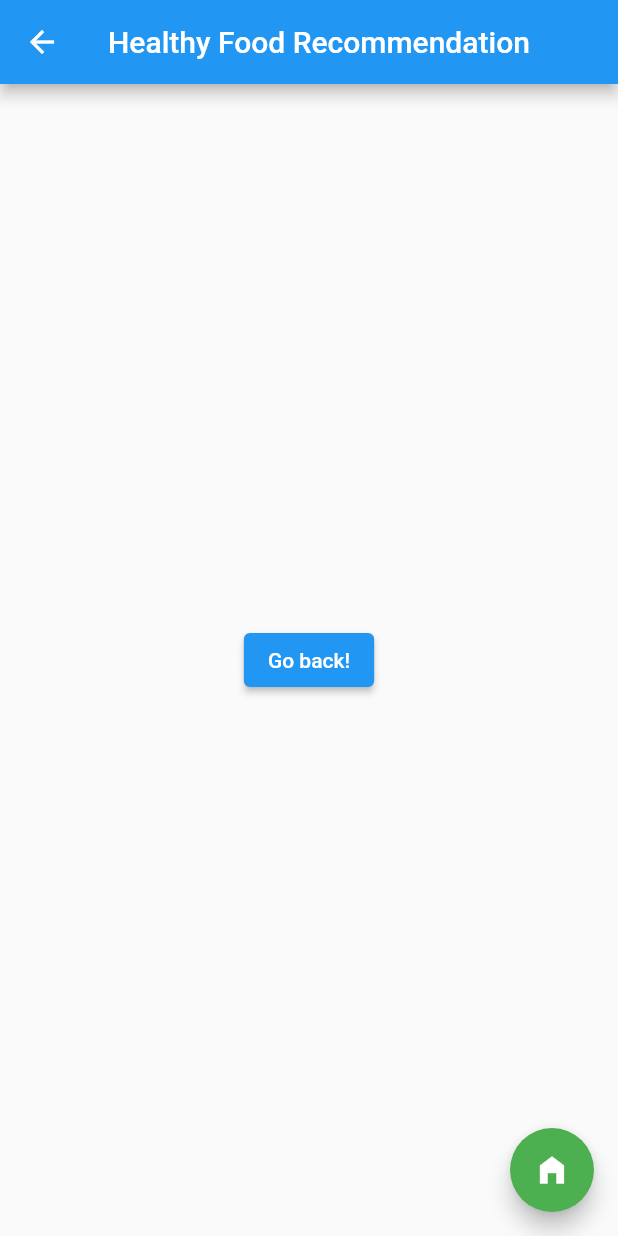
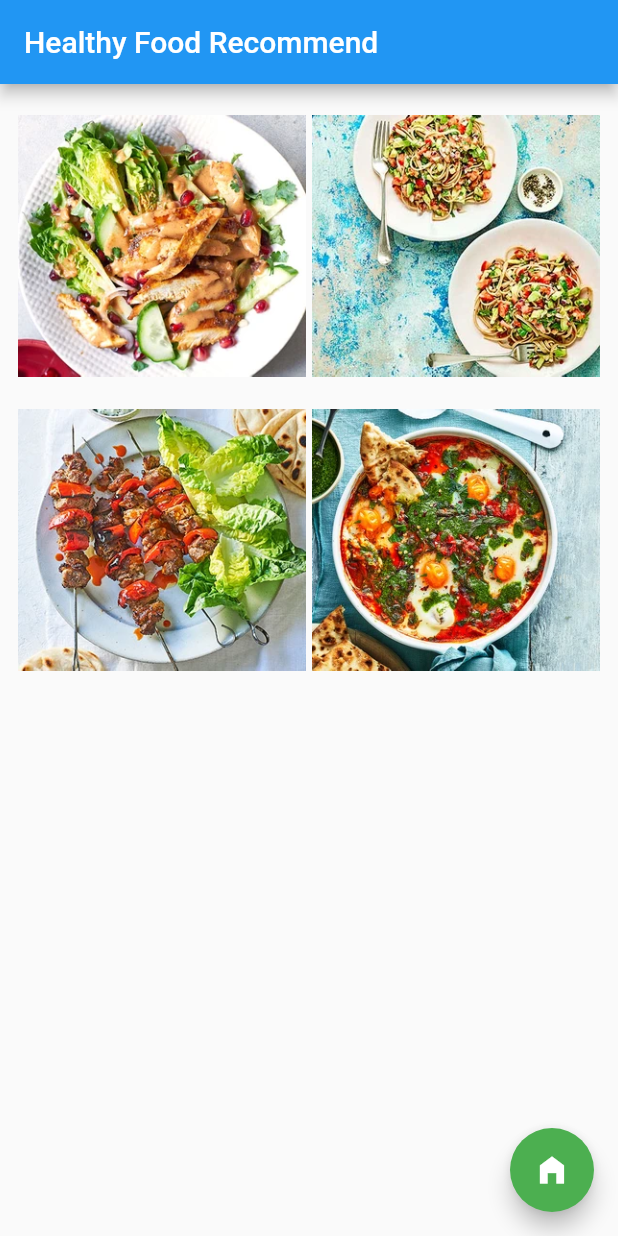
Before and after one commit to suprakittt/BMI_Calculator, a Flutter app: the screen it shows after launch, after a tap on the "flatware" icon, on a phone screen of 412 x 824 dp. Run offline on Flutter 3.47's test engine with Material 2 defaults, Android fonts, the phone set to English and light mode, and no system bars.

Commit message:
complete the main page

```diff
--- a/lib/main.dart
+++ b/lib/main.dart
@@ -109,7 +109,7 @@ class _MyHomePageState extends State<MyHomePage> {
           onPressed: () {
             Navigator.push(
               context,
-              MaterialPageRoute(builder: (context) => const SecondRoute()),
+              MaterialPageRoute(builder: (context) => SecondRoute()),
             );
           },
           child: Icon(Icons.flatware),
@@ -140,28 +140,42 @@ class _MyHomePageState extends State<MyHomePage> {
 }
 
 class SecondRoute extends StatelessWidget {
-  const SecondRoute({super.key});
+
+  List<String> images = [
+    "photo/1.jpg",
+    "photo/2.jpg",
+    "photo/3.jpg",
+    "photo/4.jpg"
+  ];
 
   @override
   Widget build(BuildContext context) {
-    return Scaffold(
-      appBar: AppBar(
-        title: const Text('Healthy Food Recommendation'),
-      ),
-      body: Center(
-        child: ElevatedButton(
+    return MaterialApp(
+      home: Scaffold(
+        appBar: AppBar(
+          title: Text("Healthy Food Recommend"),
+          backgroundColor: Colors.blue,
+        ),
+        body: Container(
+            padding: EdgeInsets.all(12.0),
+            child: GridView.builder(
+              itemCount: images.length,
+              gridDelegate: SliverGridDelegateWithFixedCrossAxisCount(
+                  crossAxisCount: 2,
+                  crossAxisSpacing: 4.0,
+                  mainAxisSpacing: 4.0
+              ),
+              itemBuilder: (BuildContext context, int index){
+                return Image.asset(images[index]);
+              },
+            )),
+        floatingActionButton: FloatingActionButton(
           onPressed: () {
             Navigator.pop(context);
           },
-          child: const Text('Go back!'),
+          child: Icon(Icons.home_filled),
+          backgroundColor: Colors.green,
         ),
-      ),
-      floatingActionButton: FloatingActionButton(
-        onPressed: () {
-          Navigator.pop(context);
-        },
-        child: Icon(Icons.home_filled),
-        backgroundColor: Colors.green,
       ),
     );
   }
--- a/pubspec.yaml
+++ b/pubspec.yaml
@@ -54,6 +54,10 @@ dev_dependencies:
 flutter:
   assets:
     - photo/pexels-pixabay-255501.jpg
+    - photo/1.jpg
+    - photo/2.jpg
+    - photo/3.jpg
+    - photo/4.jpg
 
   # The following line ensures that the Material Icons font is
   # included with your application, so that you can use the icons in
```
Also changed, not shown: photo/1.jpg (added), photo/2.jpg (added), photo/3.jpg (added), photo/4.jpg (added).
